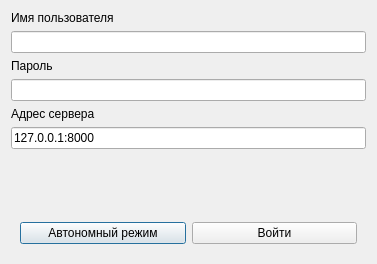
First picture: the form in ui/shared/login_form.ui, repository bakatrouble/elevators, before the edit.
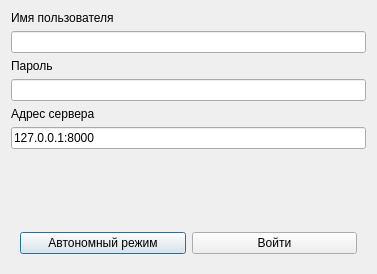
Second picture: the form after the edit.

Diff of the .ui file:
```diff
--- a/ui/shared/login_form.ui
+++ b/ui/shared/login_form.ui
@@ -7,7 +7,7 @@
     <x>0</x>
     <y>0</y>
     <width>377</width>
-    <height>264</height>
+    <height>274</height>
    </rect>
   </property>
   <property name="windowTitle">
```
Left out of the diff: 2 changed lines with no effect on the pictures.
